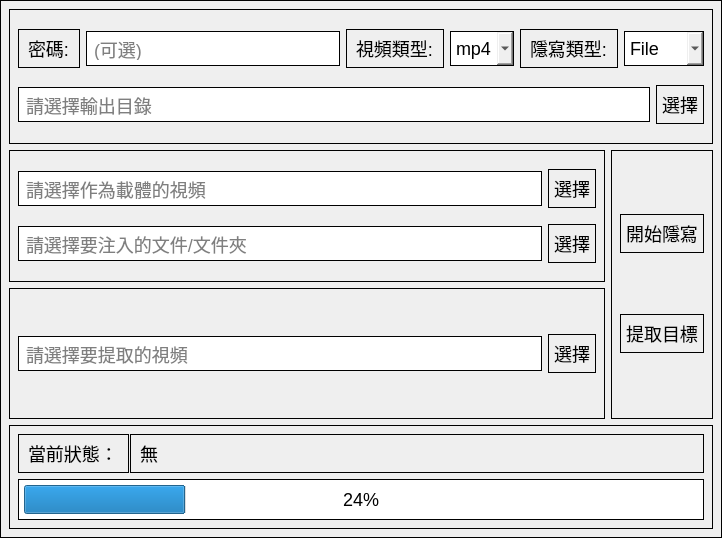
Qt form plugins/VideoStegWindow.ui (WoaW04/Misc_steg_tool) before a commit.
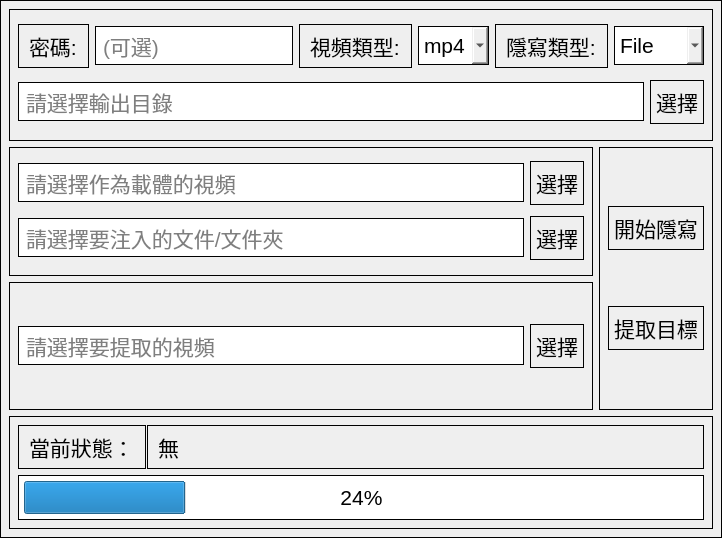
The same form after that commit.

Commit message: fix: QFont::setPointSize: Point size <= 0 (-1), must be greater than 0

The edit to the form file:
```diff
--- a/plugins/VideoStegWindow.ui
+++ b/plugins/VideoStegWindow.ui
@@ -22,7 +22,7 @@
    </property>
    <property name="styleSheet">
     <string notr="true">*{
-	font-size: 18px
+	font-size: 16pt
 }
 
 QWidget{
@@ -57,7 +57,7 @@
             <widget class="QLabel" name="label">
              <property name="font">
               <font>
-               <pointsize>-1</pointsize>
+               <pointsize>16</pointsize>
               </font>
              </property>
              <property name="text">
@@ -80,7 +80,7 @@
             <widget class="QLabel" name="label_2">
              <property name="font">
               <font>
-               <pointsize>-1</pointsize>
+               <pointsize>16</pointsize>
               </font>
              </property>
              <property name="text">
@@ -147,7 +147,7 @@
           <widget class="QPushButton" name="outputPathSelBtn">
            <property name="font">
             <font>
-             <pointsize>-1</pointsize>
+             <pointsize>16</pointsize>
             </font>
            </property>
            <property name="text">
@@ -183,7 +183,7 @@
               <widget class="QPushButton" name="coverVideoSelBtn">
                <property name="font">
                 <font>
-                 <pointsize>-1</pointsize>
+                 <pointsize>16</pointsize>
                 </font>
                </property>
                <property name="text">
@@ -209,7 +209,7 @@
               <widget class="QPushButton" name="injectPathSelBtn">
                <property name="font">
                 <font>
-                 <pointsize>-1</pointsize>
+                 <pointsize>16</pointsize>
                 </font>
                </property>
                <property name="text">
@@ -239,7 +239,7 @@
             <widget class="QPushButton" name="extractVideoSelBtn">
              <property name="font">
               <font>
-               <pointsize>-1</pointsize>
+               <pointsize>16</pointsize>
               </font>
              </property>
              <property name="text">
```
The commit also changes 1 other file.
